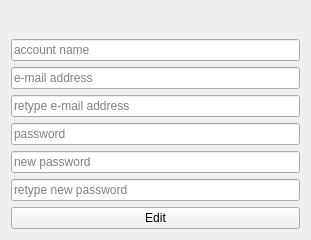
Old version of the form myapps/client/auth/amend_form.ui in the repository myapps-directory/myapps-client.
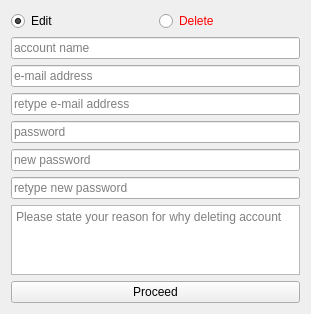
New version of the form.

Commit message:
Delete account (#12)
* myapps: modules

* myapps: compiling

* delete_account: client side support

Diff of the .ui file:
```diff
--- a/myapps/client/auth/amend_form.ui
+++ b/myapps/client/auth/amend_form.ui
@@ -7,7 +7,7 @@
     <x>0</x>
     <y>0</y>
     <width>311</width>
-    <height>240</height>
+    <height>287</height>
    </rect>
   </property>
   <property name="windowTitle">
@@ -15,20 +15,78 @@
   </property>
   <layout class="QVBoxLayout" name="verticalLayout_2">
    <item>
-    <spacer name="verticalSpacer_2">
-     <property name="orientation">
-      <enum>Qt::Vertical</enum>
-     </property>
-     <property name="sizeHint" stdset="0">
-      <size>
-       <width>20</width>
-       <height>40</height>
-      </size>
-     </property>
-    </spacer>
+    <layout class="QHBoxLayout" name="horizontalLayout">
+     <item>
+      <widget class="QRadioButton" name="editRadioButton">
+       <property name="text">
+        <string>Edit</string>
+       </property>
+       <property name="checked">
+        <bool>true</bool>
+       </property>
+      </widget>
+     </item>
+     <item>
+      <widget class="QRadioButton" name="deleteRadioButton">
+       <property name="palette">
+        <palette>
+         <active>
+          <colorrole role="WindowText">
+           <brush brushstyle="SolidPattern">
+            <color alpha="255">
+             <red>255</red>
+             <green>0</green>
+             <blue>0</blue>
+            </color>
+           </brush>
+          </colorrole>
+         </active>
+         <inactive>
+          <colorrole role="WindowText">
+           <brush brushstyle="SolidPattern">
+            <color alpha="255">
+             <red>255</red>
+             <green>0</green>
+             <blue>0</blue>
+            </color>
+           </brush>
+          </colorrole>
+         </inactive>
+         <disabled>
+          <colorrole role="WindowText">
+           <brush brushstyle="SolidPattern">
+            <color alpha="255">
+             <red>120</red>
+             <green>120</green>
+             <blue>120</blue>
+            </color>
+           </brush>
+          </colorrole>
+         </disabled>
+        </palette>
+       </property>
+       <property name="text">
+        <string>Delete</string>
+       </property>
+      </widget>
+     </item>
+    </layout>
    </item>
    <item>
     <layout class="QVBoxLayout" name="verticalLayout">
+     <item>
+      <spacer name="verticalSpacer_4">
+       <property name="orientation">
+        <enum>Qt::Vertical</enum>
+       </property>
+       <property name="sizeHint" stdset="0">
+        <size>
+         <width>20</width>
+         <height>40</height>
+        </size>
+       </property>
+      </spacer>
+     </item>
      <item>
       <widget class="QLineEdit" name="userEdit">
        <property name="placeholderText">
@@ -99,26 +157,46 @@
       </widget>
      </item>
      <item>
-      <widget class="QPushButton" name="amendButton">
-       <property name="text">
-        <string>Edit</string>
+      <widget class="QTextEdit" name="reasonEdit">
+       <property name="enabled">
+        <bool>true</bool>
+       </property>
+       <property name="html">
+        <string>&lt;!DOCTYPE HTML PUBLIC &quot;-//W3C//DTD HTML 4.0//EN&quot; &quot;http://www.w3.org/TR/REC-html40/strict.dtd&quot;&gt;
+&lt;html&gt;&lt;head&gt;&lt;meta name=&quot;qrichtext&quot; content=&quot;1&quot; /&gt;&lt;style type=&quot;text/css&quot;&gt;
+p, li { white-space: pre-wrap; }
+&lt;/style&gt;&lt;/head&gt;&lt;body style=&quot; font-family:'MS Shell Dlg 2'; font-size:7.8pt; font-weight:400; font-style:normal;&quot;&gt;
+&lt;p style=&quot;-qt-paragraph-type:empty; margin-top:0px; margin-bottom:0px; margin-left:0px; margin-right:0px; -qt-block-indent:0; text-indent:0px;&quot;&gt;&lt;br /&gt;&lt;/p&gt;&lt;/body&gt;&lt;/html&gt;</string>
+       </property>
+       <property name="acceptRichText">
+        <bool>false</bool>
+       </property>
+       <property name="placeholderText">
+        <string>Please state your reason for why deleting account</string>
        </property>
       </widget>
      </item>
+     <item>
+      <spacer name="verticalSpacer_3">
+       <property name="orientation">
+        <enum>Qt::Vertical</enum>
+       </property>
+       <property name="sizeHint" stdset="0">
+        <size>
+         <width>20</width>
+         <height>40</height>
+        </size>
+       </property>
+      </spacer>
+     </item>
     </layout>
    </item>
    <item>
-    <spacer name="verticalSpacer">
-     <property name="orientation">
-      <enum>Qt::Vertical</enum>
+    <widget class="QPushButton" name="amendButton">
+     <property name="text">
+      <string>Proceed</string>
      </property>
-     <property name="sizeHint" stdset="0">
-      <size>
-       <width>20</width>
-       <height>0</height>
-      </size>
-     </property>
-    </spacer>
+    </widget>
    </item>
   </layout>
  </widget>
```
The commit also changes 3 other files.
